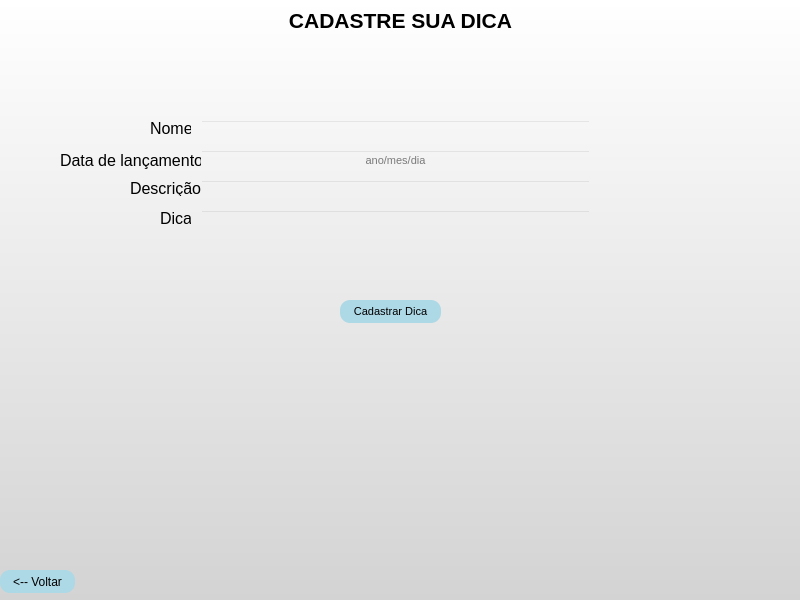
Old version of the form telas/cad_jogos.ui in the repository JorgeLuis8/Trabalho-POO-II.
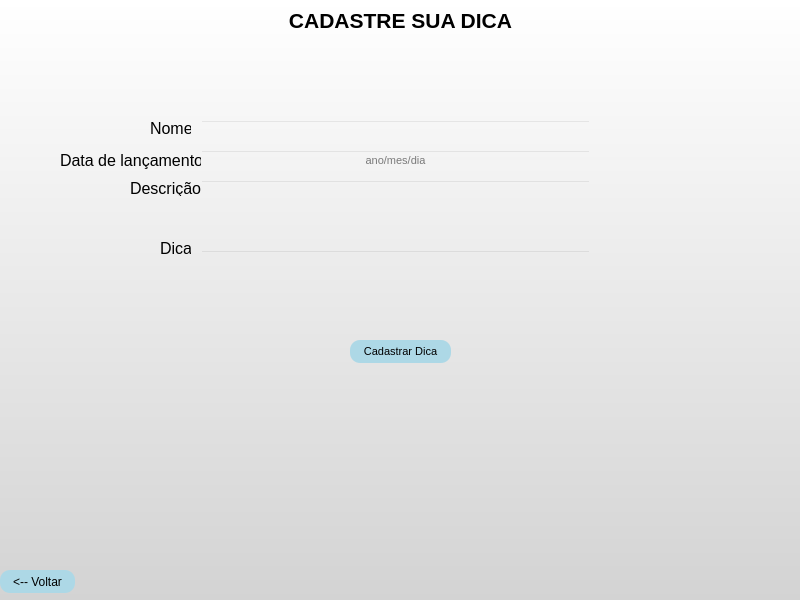
New version of the form.

Patch:
```diff
--- a/telas/cad_jogos.ui
+++ b/telas/cad_jogos.ui
@@ -110,7 +110,7 @@
     <property name="geometry">
      <rect>
       <x>160</x>
-      <y>210</y>
+      <y>240</y>
       <width>31</width>
       <height>16</height>
      </rect>
@@ -161,8 +161,8 @@
    <widget class="QPushButton" name="pushButton">
     <property name="geometry">
      <rect>
-      <x>340</x>
-      <y>300</y>
+      <x>350</x>
+      <y>340</y>
       <width>101</width>
       <height>23</height>
      </rect>
@@ -253,7 +253,7 @@
       <x>200</x>
       <y>180</y>
       <width>391</width>
-      <height>20</height>
+      <height>61</height>
      </rect>
     </property>
     <property name="font">
@@ -274,9 +274,9 @@
     <property name="geometry">
      <rect>
       <x>200</x>
-      <y>210</y>
+      <y>250</y>
       <width>391</width>
-      <height>20</height>
+      <height>81</height>
      </rect>
     </property>
     <property name="font">
```
